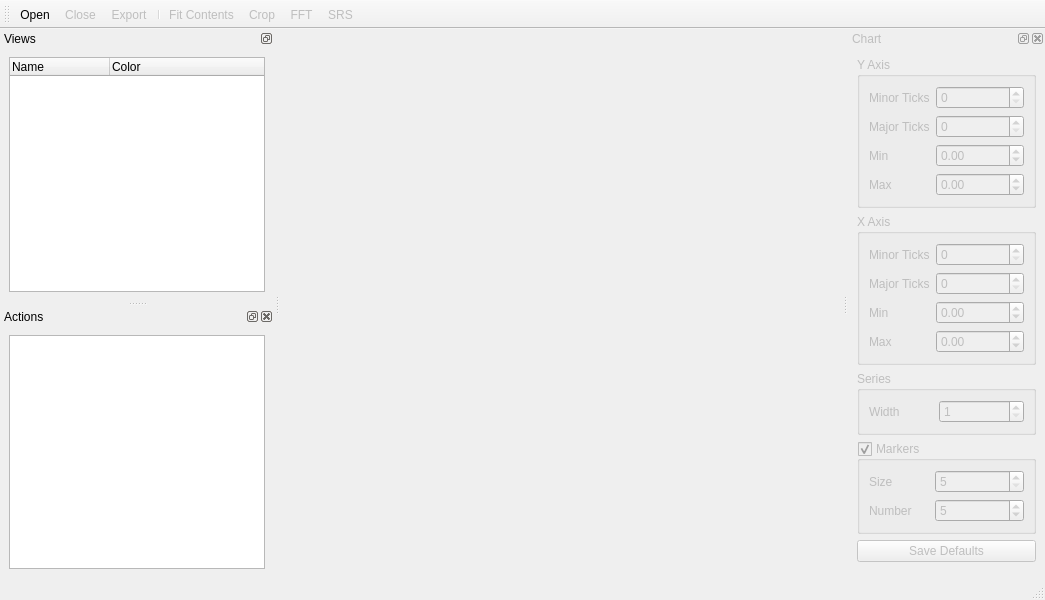
This is designer/mainwindow.ui in RuggedScience/AccelExplorer as Qt 5 draws it before an edit. The edited form follows.
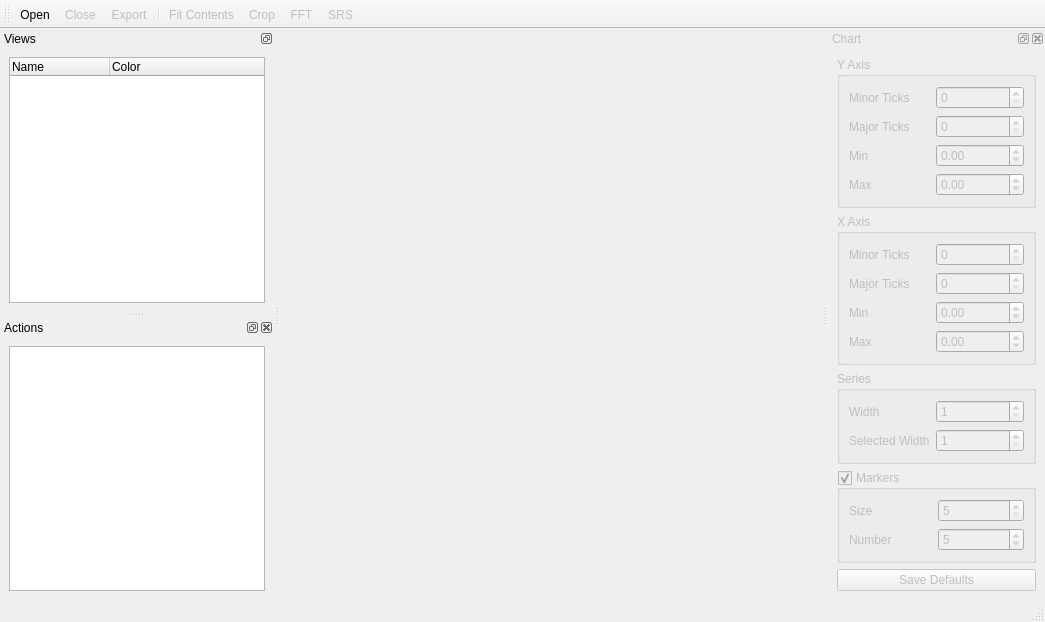
This is the edited form. Icons and pictures are not drawn. Custom widgets are drawn as their Qt base class.

Commit message: Added selected series width setting

Patch:
```diff
--- a/designer/mainwindow.ui
+++ b/designer/mainwindow.ui
@@ -119,7 +119,7 @@
         <item row="0" column="0">
          <widget class="QLabel" name="label_3">
           <property name="text">
-           <string>Minor Ticks</string>
+           <string>Minor Ticks      </string>
           </property>
          </widget>
         </item>
@@ -182,7 +182,7 @@
         <item row="0" column="0">
          <widget class="QLabel" name="label_4">
           <property name="text">
-           <string>Minor Ticks</string>
+           <string>Minor Ticks      </string>
           </property>
          </widget>
         </item>
@@ -256,6 +256,20 @@
           </property>
          </widget>
         </item>
+        <item row="1" column="0">
+         <widget class="QLabel" name="selectedSeriesWidth_label">
+          <property name="text">
+           <string>Selected Width</string>
+          </property>
+         </widget>
+        </item>
+        <item row="1" column="1">
+         <widget class="QSpinBox" name="selectedSeriesWidth_spin">
+          <property name="minimum">
+           <number>1</number>
+          </property>
+         </widget>
+        </item>
        </layout>
       </widget>
      </item>
@@ -288,7 +302,7 @@
         <item row="1" column="0">
          <widget class="QLabel" name="label_10">
           <property name="text">
-           <string>Number     </string>
+           <string>Number            </string>
           </property>
          </widget>
         </item>
```
The commit also changes 2 other files.
